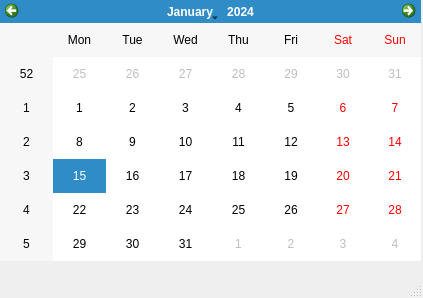
First picture: the form in vencalendar.ui, repository xMrAvocado/ProyDos, before the edit.
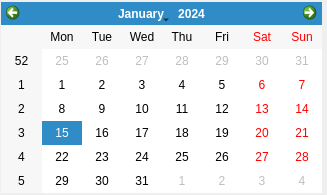
Second picture: the form after the edit.

Diff of the .ui file:
```diff
--- a/vencalendar.ui
+++ b/vencalendar.ui
@@ -1,41 +1,31 @@
 <?xml version="1.0" encoding="UTF-8"?>
 <ui version="4.0">
- <class>FechaAlta</class>
- <widget class="QMainWindow" name="FechaAlta">
+ <class>dlgCalendar</class>
+ <widget class="QDialog" name="dlgCalendar">
   <property name="geometry">
    <rect>
     <x>0</x>
     <y>0</y>
-    <width>423</width>
-    <height>298</height>
+    <width>327</width>
+    <height>195</height>
    </rect>
   </property>
   <property name="windowTitle">
    <string>MainWindow</string>
   </property>
-  <widget class="QWidget" name="dlgCalendar">
-   <widget class="QCalendarWidget" name="Calendar">
-    <property name="geometry">
-     <rect>
-      <x>0</x>
-      <y>0</y>
-      <width>421</width>
-      <height>261</height>
-     </rect>
-    </property>
-   </widget>
-  </widget>
-  <widget class="QMenuBar" name="menubar">
+  <property name="modal">
+   <bool>true</bool>
+  </property>
+  <widget class="QCalendarWidget" name="Calendar">
    <property name="geometry">
     <rect>
-     <x>0</x>
-     <y>0</y>
-     <width>423</width>
-     <height>21</height>
+     <x>1</x>
+     <y>2</y>
+     <width>321</width>
+     <height>191</height>
     </rect>
    </property>
   </widget>
-  <widget class="QStatusBar" name="statusbar"/>
  </widget>
  <resources/>
  <connections/>
```
Left out of the diff: 2 changed lines with no effect on the pictures.
